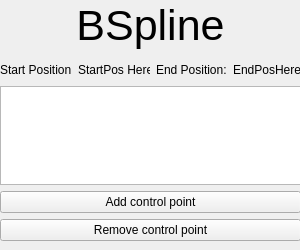
The window that Widgets/bsplinewidget.ui (NotBjoggisAtAll/Tomato-Engine) describes before a commit, drawn with Qt 5.
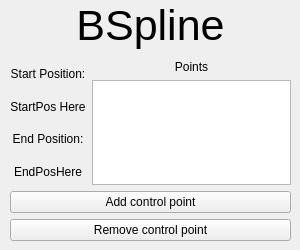
The same window after the commit.

Commit message: Made it possible to add and remove points in a BSpline in UI

Diff of the .ui file:
```diff
--- a/Widgets/bsplinewidget.ui
+++ b/Widgets/bsplinewidget.ui
@@ -16,9 +16,9 @@
   <widget class="QWidget" name="verticalLayoutWidget">
    <property name="geometry">
     <rect>
-     <x>0</x>
+     <x>10</x>
      <y>60</y>
-     <width>301</width>
+     <width>281</width>
      <height>181</height>
     </rect>
    </property>
@@ -26,10 +26,15 @@
     <item>
      <layout class="QHBoxLayout" name="horizontalLayout">
       <item>
+       <layout class="QVBoxLayout" name="verticalLayout_2">
+        <item>
        <widget class="QLabel" name="label_4">
         <property name="text">
          <string>Start Position:</string>
         </property>
+          <property name="alignment">
+           <set>Qt::AlignCenter</set>
+          </property>
        </widget>
       </item>
       <item>
@@ -37,26 +42,19 @@
         <property name="text">
          <string>StartPos Here</string>
         </property>
-       </widget>
-      </item>
-      <item>
-       <spacer name="horizontalSpacer">
-        <property name="orientation">
-         <enum>Qt::Horizontal</enum>
-        </property>
-        <property name="sizeHint" stdset="0">
-         <size>
-          <width>40</width>
-          <height>20</height>
-         </size>
-        </property>
-       </spacer>
-      </item>
+          <property name="alignment">
+           <set>Qt::AlignCenter</set>
+          </property>
+         </widget>
+        </item>
       <item>
        <widget class="QLabel" name="label_2">
         <property name="text">
          <string>End Position:</string>
         </property>
+          <property name="alignment">
+           <set>Qt::AlignCenter</set>
+          </property>
        </widget>
       </item>
       <item>
@@ -64,12 +62,31 @@
         <property name="text">
          <string>EndPosHere</string>
         </property>
+          <property name="alignment">
+           <set>Qt::AlignCenter</set>
+          </property>
        </widget>
       </item>
      </layout>
+      </item>
+      <item>
+       <layout class="QVBoxLayout" name="verticalLayout_3">
+        <item>
+         <widget class="QLabel" name="label">
+          <property name="text">
+           <string>Points</string>
+          </property>
+          <property name="alignment">
+           <set>Qt::AlignCenter</set>
+          </property>
+         </widget>
     </item>
     <item>
      <widget class="QListWidget" name="pointList"/>
+        </item>
+       </layout>
+      </item>
+     </layout>
     </item>
     <item>
      <widget class="QPushButton" name="addPoint">
```
Lines whose indentation alone changed are shown as unchanged. The commit also changes 10 other files.
